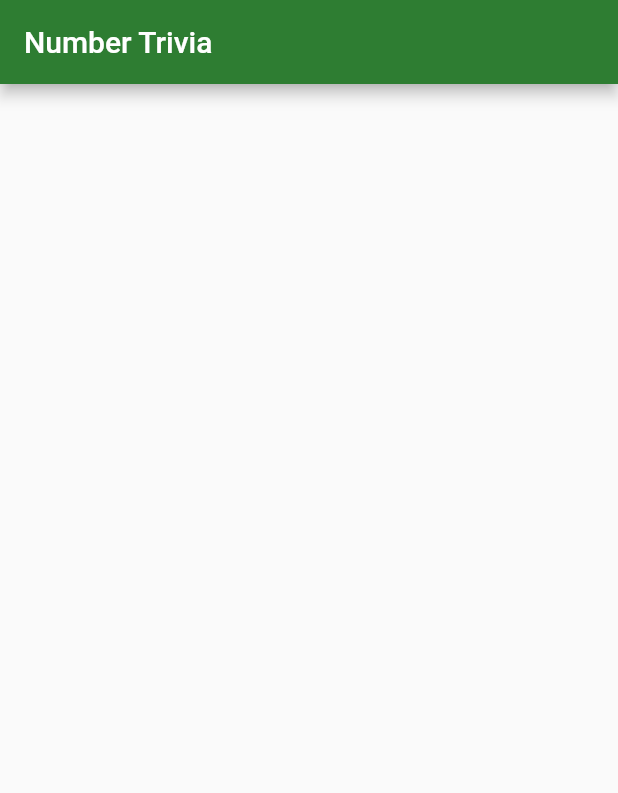
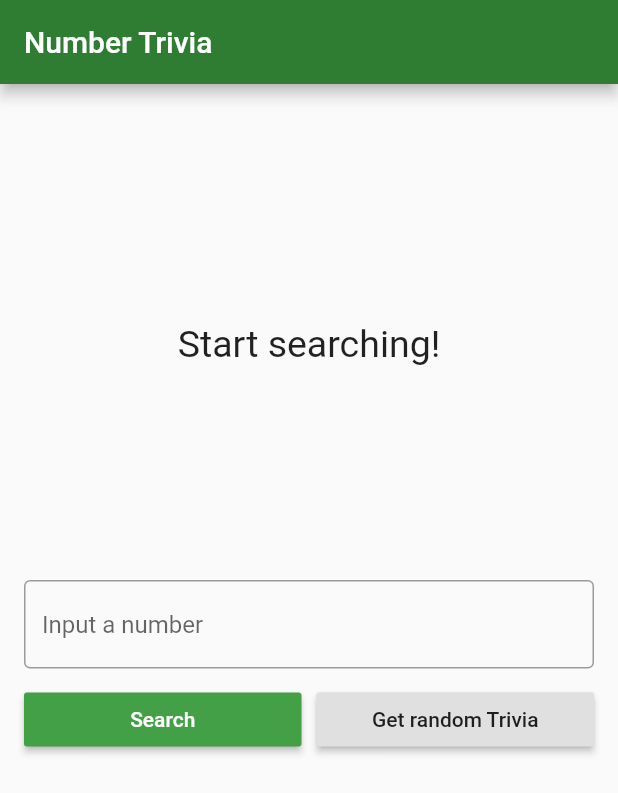
Before and after one commit to willyelns/clean-architecture-flutter, a Flutter app: the screen it shows after launch, on a phone screen of 412 x 824 dp. Shown: the top 793 px of the screen. Run offline on Flutter 3.47's test engine with Material 2 defaults, Android fonts, the phone set to English and light mode, and no system bars; our stand-ins replace bloc, dartz, data_connection_checker, equatable, flutter_bloc, get_it and 1 more.

Commit message:
Creating pages and widgets

```diff
--- a/lib/features/number_trivia/presentation/pages/number_trivia_page.dart
+++ b/lib/features/number_trivia/presentation/pages/number_trivia_page.dart
@@ -1,7 +1,7 @@
 import 'package:flutter/material.dart';
 import 'package:flutter_bloc/flutter_bloc.dart';
-import 'package:number_trivia/features/number_trivia/presentation/bloc/number_trivia_bloc.dart';
-import 'package:number_trivia/features/number_trivia/presentation/bloc/number_trivia_state.dart';
+import 'package:number_trivia/features/number_trivia/presentation/bloc/bloc.dart';
+import 'package:number_trivia/features/number_trivia/presentation/widgets/widgets.dart';
 import 'package:number_trivia/injection_container.dart';
 
 class NumberTriviaPage extends StatelessWidget {
@@ -11,9 +11,8 @@ class NumberTriviaPage extends StatelessWidget {
       appBar: AppBar(
         title: Text('Number Trivia'),
       ),
-      body: BlocProvider(
-        builder: (_) => serviceLocator<NumberTriviaBloc>(),
-        child: Container(),
+      body: SingleChildScrollView(
+        child: buildBody(context),
       ),
     );
   }
@@ -33,32 +32,21 @@ class NumberTriviaPage extends StatelessWidget {
                   Widget widget;
                   if (state is Empty) {
                     widget = MessageDisplay(message: 'Start searching!');
+                  } else if (state is Loading) {
+                    widget = LoadingWidget();
+                  } else if (state is Error) {
+                    widget = MessageDisplay(message: state.message);
+                  } else if (state is Loaded) {
+                    widget = TriviaDisplay(
+                      numberTrivia: state.trivia,
+                    );
                   }
                   return widget;
                 },
               ),
               SizedBox(height: 20),
               // Bottom Half
-              Column(
-                children: <Widget>[
-                  // TextField
-                  Placeholder(fallbackHeight: 40),
-                  SizedBox(height: 10),
-                  Row(
-                    children: <Widget>[
-                      Expanded(
-                        // Search concrete button
-                        child: Placeholder(fallbackHeight: 30),
-                      ),
-                      SizedBox(width: 10),
-                      Expanded(
-                        // Random Button
-                        child: Placeholder(fallbackHeight: 30),
-                      )
-                    ],
-                  )
-                ],
-              )
+              TriviaControls(),
             ],
           ),
         ),
@@ -66,28 +54,3 @@ class NumberTriviaPage extends StatelessWidget {
     );
   }
 }
-
-class MessageDisplay extends StatelessWidget {
-  final String message;
-
-  const MessageDisplay({Key key, this.message})
-      : assert(message != null),
-        super(key: key);
-  @override
-  Widget build(BuildContext context) {
-    return Container(
-      // Third of the size of the screen
-      height: MediaQuery.of(context).size.height / 3,
-      // Message Text Widgets / CircularLoadingIndicator
-      child: Center(
-        child: SingleChildScrollView(
-          child: Text(
-            message,
-            style: TextStyle(fontSize: 25),
-            textAlign: TextAlign.center,
-          ),
-        ),
-      ),
-    );
-  }
-}
--- /dev/null
+++ b/lib/features/number_trivia/presentation/widgets/message_display.dart
@@ -0,0 +1,26 @@
+import 'package:flutter/material.dart';
+
+class MessageDisplay extends StatelessWidget {
+  final String message;
+
+  const MessageDisplay({Key key, this.message})
+      : assert(message != null),
+        super(key: key);
+  @override
+  Widget build(BuildContext context) {
+    return Container(
+      // Third of the size of the screen
+      height: MediaQuery.of(context).size.height / 3,
+      // Message Text Widgets / CircularLoadingIndicator
+      child: Center(
+        child: SingleChildScrollView(
+          child: Text(
+            message,
+            style: TextStyle(fontSize: 25),
+            textAlign: TextAlign.center,
+          ),
+        ),
+      ),
+    );
+  }
+}
--- /dev/null
+++ b/lib/features/number_trivia/presentation/widgets/trivia_controls.dart
@@ -0,0 +1,67 @@
+import 'package:flutter/material.dart';
+import 'package:flutter_bloc/flutter_bloc.dart';
+import 'package:number_trivia/features/number_trivia/presentation/bloc/bloc.dart';
+
+class TriviaControls extends StatefulWidget {
+  @override
+  _TriviaControlsState createState() => _TriviaControlsState();
+}
+
+class _TriviaControlsState extends State<TriviaControls> {
+  final controller = TextEditingController();
+  String inputStr;
+
+  @override
+  Widget build(BuildContext context) {
+    return Column(
+      children: <Widget>[
+        TextField(
+          controller: controller,
+          keyboardType: TextInputType.number,
+          decoration: InputDecoration(
+            border: OutlineInputBorder(),
+            hintText: 'Input a number',
+          ),
+          onChanged: (value) {
+            inputStr = value;
+          },
+          onSubmitted: (_) {
+            dispatchConcrete();
+          },
+        ),
+        SizedBox(height: 10),
+        Row(
+          children: <Widget>[
+            Expanded(
+              child: RaisedButton(
+                child: Text('Search'),
+                color: Theme.of(context).accentColor,
+                textTheme: ButtonTextTheme.primary,
+                onPressed: dispatchConcrete,
+              ),
+            ),
+            SizedBox(width: 10),
+            Expanded(
+              child: RaisedButton(
+                child: Text('Get random Trivia'),
+                onPressed: dispatchRandom,
+              ),
+            )
+          ],
+        )
+      ],
+    );
+  }
+
+  void dispatchConcrete() {
+    // Clearing the TextField to prepare it for the nest inputted number
+    controller.clear();
+    BlocProvider.of<NumberTriviaBloc>(context)
+        .add(GetTriviaForConcreteNumber(inputStr));
+  }
+
+  void dispatchRandom() {
+    controller.clear();
+    BlocProvider.of<NumberTriviaBloc>(context).add(GetTriviaForRandomNumber());
+  }
+}
--- /dev/null
+++ b/lib/features/number_trivia/presentation/widgets/widgets.dart
@@ -0,0 +1,4 @@
+export 'loading_widget.dart';
+export 'message_display.dart';
+export 'trivia_display.dart';
+export 'trivia_controls.dart';
```
Also changed, not shown: lib/features/number_trivia/presentation/widgets/loading_widget.dart (added, +13 -0 lines), lib/features/number_trivia/presentation/widgets/trivia_display.dart (added, +44 -0 lines).
